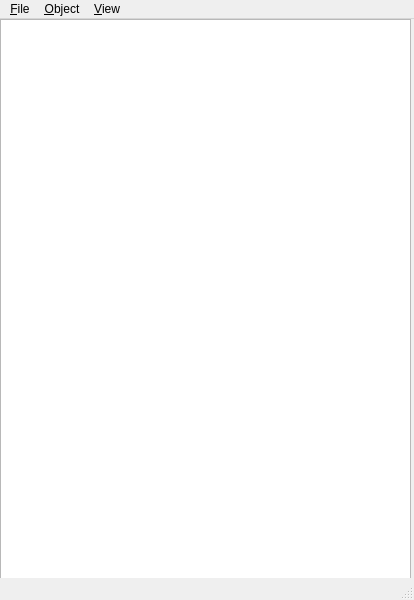
Above: View/treeviewwindow.ui from ddalcino/Modeler3D before the change. Below: the same form after it.
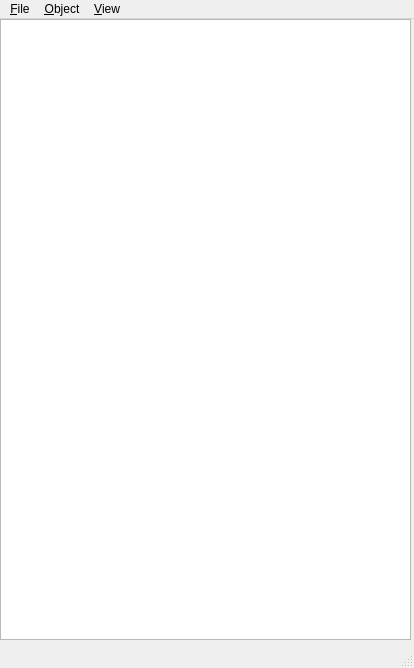
That is the form after the change.

Diff of the .ui file:
```diff
--- a/View/treeviewwindow.ui
+++ b/View/treeviewwindow.ui
@@ -7,7 +7,7 @@
     <x>0</x>
     <y>0</y>
     <width>414</width>
-    <height>600</height>
+    <height>668</height>
    </rect>
   </property>
   <property name="windowTitle">
@@ -20,7 +20,7 @@
       <x>0</x>
       <y>0</y>
       <width>411</width>
-      <height>561</height>
+      <height>621</height>
      </rect>
     </property>
    </widget>
```
Left out of the diff: 49 changed lines with no effect on the pictures.
